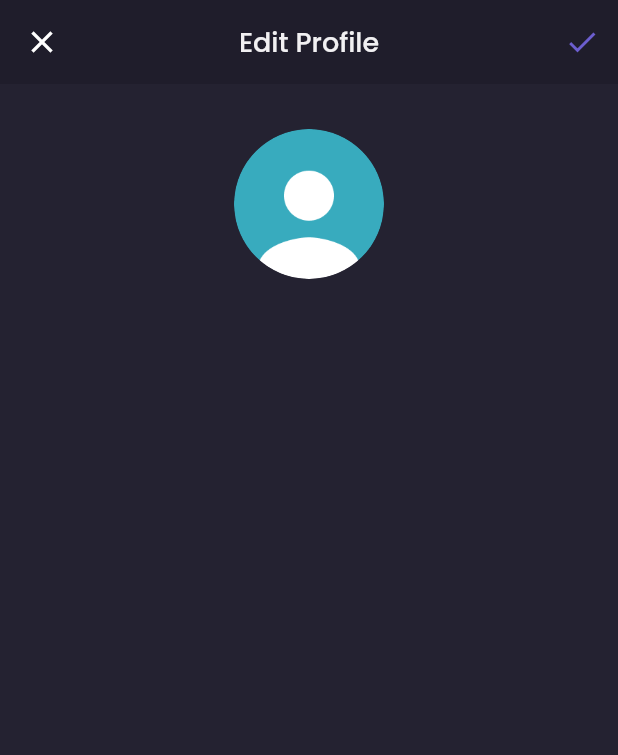
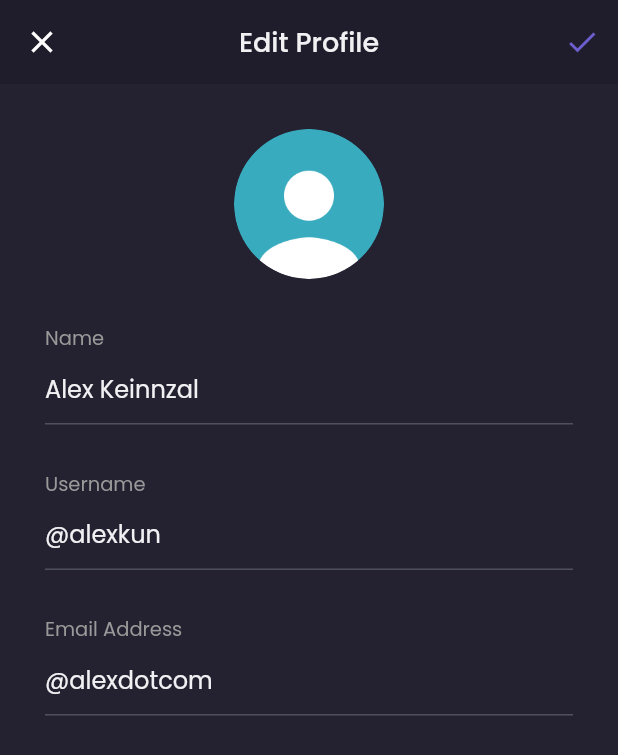
Before and after one commit to hanz-fr/fluvel-ecommerce-fe, a Flutter app: the EditProfilePage screen opened by its route, on a phone screen of 412 x 824 dp. Shown: the top 755 px of the screen. Run offline on Flutter 3.47's test engine with Material 2 defaults, Android fonts, the phone set to English and light mode, and no system bars; our stand-ins replace google_fonts.

Commit message:
added input on profile page

```diff
--- a/lib/pages/edit_profile_page.dart
+++ b/lib/pages/edit_profile_page.dart
@@ -38,6 +38,104 @@ class EditProfilePage extends StatelessWidget {
       );
     }
 
+    /* Name Input */
+    Widget nameInput() {
+      return Container(
+        margin: EdgeInsets.only(
+          top: defaultMargin
+        ),
+        child: Column(
+          crossAxisAlignment: CrossAxisAlignment.start,
+          children: [
+            Text(
+              'Name',
+              style: secondaryTextStyle.copyWith(
+                fontSize: 13,
+              ),
+            ),
+            TextFormField(
+              style: primaryTextStyle,
+              decoration: InputDecoration(
+                hintText: 'Alex Keinnzal',
+                hintStyle: primaryTextStyle,
+                enabledBorder: UnderlineInputBorder(
+                  borderSide: BorderSide(
+                    color: subtitleColor
+                  ),
+                )
+              ),
+            )
+          ],
+        ),
+      );
+    }
+
+
+    /* Username Input */
+    Widget usernameInput() {
+      return Container(
+        margin: EdgeInsets.only(
+          top: defaultMargin
+        ),
+        child: Column(
+          crossAxisAlignment: CrossAxisAlignment.start,
+          children: [
+            Text(
+              'Username',
+              style: secondaryTextStyle.copyWith(
+                fontSize: 13,
+              ),
+            ),
+            TextFormField(
+              style: primaryTextStyle,
+              decoration: InputDecoration(
+                hintText: '@alexkun',
+                hintStyle: primaryTextStyle,
+                enabledBorder: UnderlineInputBorder(
+                  borderSide: BorderSide(
+                    color: subtitleColor
+                  ),
+                )
+              ),
+            )
+          ],
+        ),
+      );
+    }
+
+
+    /* Email Input */
+    Widget emailInput() {
+      return Container(
+        margin: EdgeInsets.only(
+          top: defaultMargin
+        ),
+        child: Column(
+          crossAxisAlignment: CrossAxisAlignment.start,
+          children: [
+            Text(
+              'Email Address',
+              style: secondaryTextStyle.copyWith(
+                fontSize: 13,
+              ),
+            ),
+            TextFormField(
+              style: primaryTextStyle,
+              decoration: InputDecoration(
+                hintText: '@alexdotcom',
+                hintStyle: primaryTextStyle,
+                enabledBorder: UnderlineInputBorder(
+                  borderSide: BorderSide(
+                    color: subtitleColor
+                  ),
+                )
+              ),
+            )
+          ],
+        ),
+      );
+    }
+
     /* Content */
     Widget content() {
       return Container(
@@ -61,6 +159,9 @@ class EditProfilePage extends StatelessWidget {
                 ),
               ),
             ),
+            nameInput(),
+            usernameInput(),
+            emailInput(),
           ],
         ),
       );
@@ -68,6 +169,7 @@ class EditProfilePage extends StatelessWidget {
 
     return Scaffold(
       backgroundColor: bgColor3,
+      resizeToAvoidBottomInset: false,
       appBar: header(),
       body: content(),
     );
```
